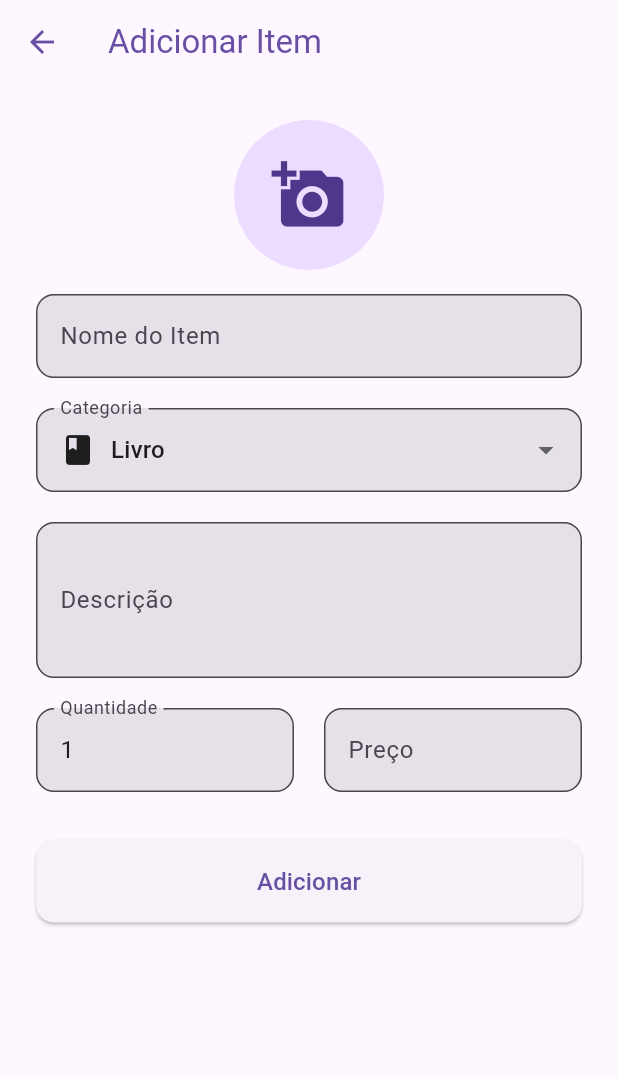
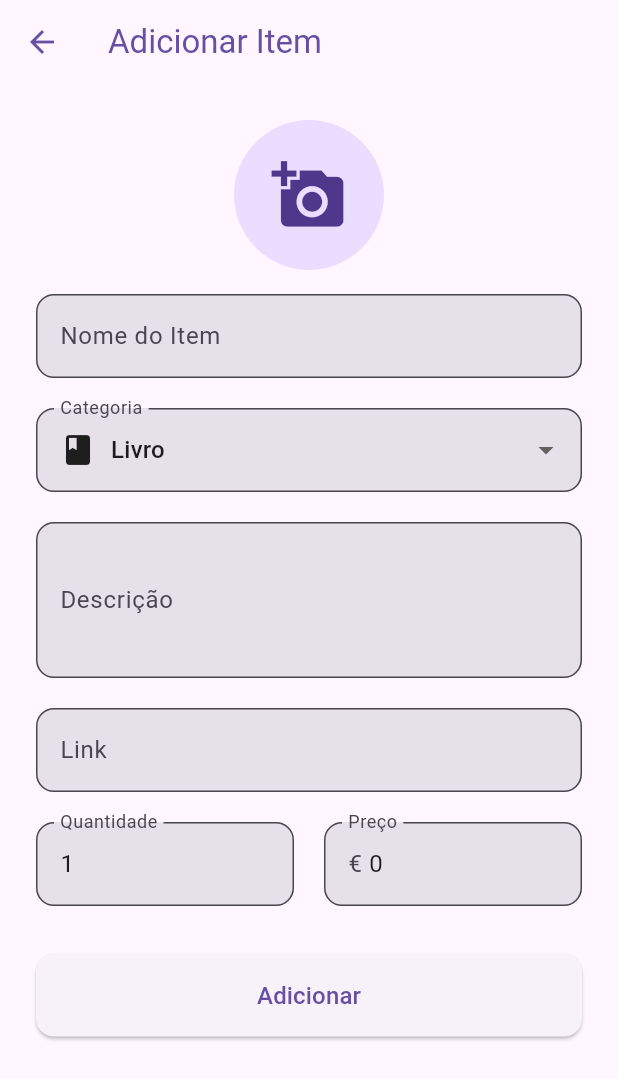
Before and after one commit to barnir/wishlist, a Flutter app: the AddEditItemScreen screen opened directly with empty values, after a tap on the "add a photo" icon, on a phone screen of 412 x 824 dp. Shown: the top 1079 px of the screen. Run offline on Flutter 3.47's test engine with Material 3 defaults, Android fonts, the phone set to English and light mode, and no system bars; our stand-ins replace cached_network_image, cloud_firestore, firebase_auth, firebase_core, flutter_contacts, google_sign_in and 3 more; missing offline and left inert: cloudinary_public; accounts and stored records are empty.

```diff
--- a/lib/screens/add_edit_item_screen.dart
+++ b/lib/screens/add_edit_item_screen.dart
@@ -26,6 +26,7 @@ class _AddEditItemScreenState extends State<AddEditItemScreen> {
 
   late TextEditingController _nameController;
   late TextEditingController _descriptionController;
+  late TextEditingController _linkController; // Added controller
   late TextEditingController _quantityController;
   late TextEditingController _priceController;
   String? _selectedCategory;
@@ -40,8 +41,9 @@ class _AddEditItemScreenState extends State<AddEditItemScreen> {
     super.initState();
     _nameController = TextEditingController();
     _descriptionController = TextEditingController();
+    _linkController = TextEditingController(); // Initialized controller
     _quantityController = TextEditingController(text: '1');
-    _priceController = TextEditingController();
+    _priceController = TextEditingController(text: '0'); // Default price to 0
     _selectedCategory = categories.first.name;
 
     if (widget.itemId != null) {
@@ -58,8 +60,9 @@ class _AddEditItemScreenState extends State<AddEditItemScreen> {
       if (itemDoc.exists) {
         _nameController.text = itemDoc['name'] ?? '';
         _descriptionController.text = itemDoc['description'] ?? '';
+        _linkController.text = itemDoc['link'] ?? ''; // Load link
         _quantityController.text = (itemDoc['quantity'] ?? 1).toString();
-        _priceController.text = (itemDoc['price'] ?? '').toString();
+        _priceController.text = (itemDoc['price'] ?? '0').toString(); // Default price to 0
         _selectedCategory = itemDoc['category'] ?? categories.first.name;
         _imageUrl = itemDoc['imageUrl'];
       }
@@ -71,7 +74,12 @@ class _AddEditItemScreenState extends State<AddEditItemScreen> {
   }
 
   Future<void> _pickImage() async {
-    final pickedFile = await ImagePicker().pickImage(source: ImageSource.gallery);
+    final pickedFile = await ImagePicker().pickImage(
+      source: ImageSource.gallery,
+      imageQuality: 80,
+      maxWidth: 512,
+      maxHeight: 512,
+    );
     if (pickedFile != null) {
       setState(() {
         _imageFile = File(pickedFile.path);
@@ -83,6 +91,7 @@ class _AddEditItemScreenState extends State<AddEditItemScreen> {
   void dispose() {
     _nameController.dispose();
     _descriptionController.dispose();
+    _linkController.dispose(); // Disposed controller
     _quantityController.dispose();
     _priceController.dispose();
     super.dispose();
@@ -97,8 +106,9 @@ class _AddEditItemScreenState extends State<AddEditItemScreen> {
       await _firestoreService.saveWishItem(
         wishlistId: widget.wishlistId,
         name: _nameController.text.trim(),
-        price: double.tryParse(_priceController.text.trim()) ?? 0.0,
+        price: double.tryParse(_priceController.text.trim().replaceAll(',', '.')) ?? 0.0,
         category: _selectedCategory!,
+        link: _linkController.text.trim(), // Save link
         imageFile: _imageFile,
         imageUrl: _imageUrl,
         itemId: widget.itemId,
@@ -203,6 +213,18 @@ class _AddEditItemScreenState extends State<AddEditItemScreen> {
                       maxLines: 3,
                     ),
                     const SizedBox(height: 20),
+                    TextFormField(
+                      controller: _linkController,
+                      decoration: InputDecoration(
+                        labelText: 'Link',
+                        border: OutlineInputBorder(
+                          borderRadius: BorderRadius.circular(12),
+                        ),
+                        filled: true,
+                      ),
+                      keyboardType: TextInputType.url,
+                    ),
+                    const SizedBox(height: 20),
                     Row(
                       children: [
                         Expanded(
--- a/lib/services/firestore_service.dart
+++ b/lib/services/firestore_service.dart
@@ -70,6 +70,7 @@ class FirestoreService {
     required String name,
     required double price,
     required String category,
+    String? link,
     File? imageFile,
     String? imageUrl,
     String? itemId,
@@ -87,6 +88,7 @@ class FirestoreService {
       'name': name,
       'price': price,
       'category': category,
+      'link': link,
       'imageUrl': finalImageUrl,
     };
 
```
Also changed, not shown: lib/main.dart (+12 -1 lines), lib/screens/add_edit_wishlist_screen.dart (+6 -1 lines), lib/screens/profile_screen.dart (+15 -16 lines).
